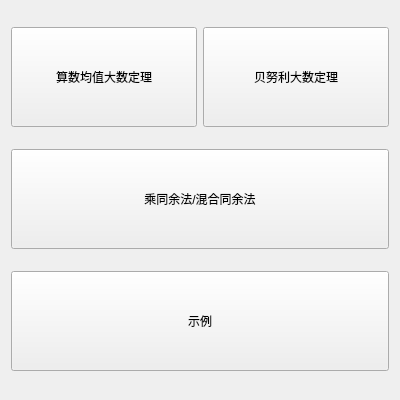
The window that gui/guide.ui (verbolll/Monte-Carlo) describes before a commit, drawn with Qt 5.
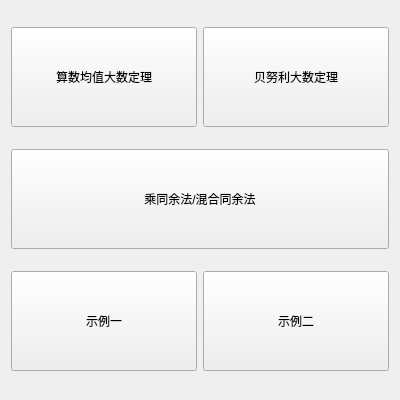
The same window after the commit.

Patch:
```diff
--- a/gui/guide.ui
+++ b/gui/guide.ui
@@ -40,6 +40,32 @@
      </property>
     </widget>
    </item>
+   <item row="2" column="0">
+    <widget class="QPushButton" name="fourbtn">
+     <property name="minimumSize">
+      <size>
+       <width>0</width>
+       <height>100</height>
+      </size>
+     </property>
+     <property name="text">
+      <string>示例一</string>
+     </property>
+    </widget>
+   </item>
+   <item row="2" column="1">
+    <widget class="QPushButton" name="fivebtn">
+     <property name="minimumSize">
+      <size>
+       <width>0</width>
+       <height>100</height>
+      </size>
+     </property>
+     <property name="text">
+      <string>示例二</string>
+     </property>
+    </widget>
+   </item>
    <item row="1" column="0" colspan="2">
     <widget class="QPushButton" name="threebtn">
      <property name="minimumSize">
@@ -53,19 +79,6 @@
      </property>
     </widget>
    </item>
-   <item row="2" column="0" colspan="2">
-    <widget class="QPushButton" name="fourbtn">
-     <property name="minimumSize">
-      <size>
-       <width>0</width>
-       <height>100</height>
-      </size>
-     </property>
-     <property name="text">
-      <string>示例</string>
-     </property>
-    </widget>
-   </item>
   </layout>
  </widget>
  <resources/>
```
